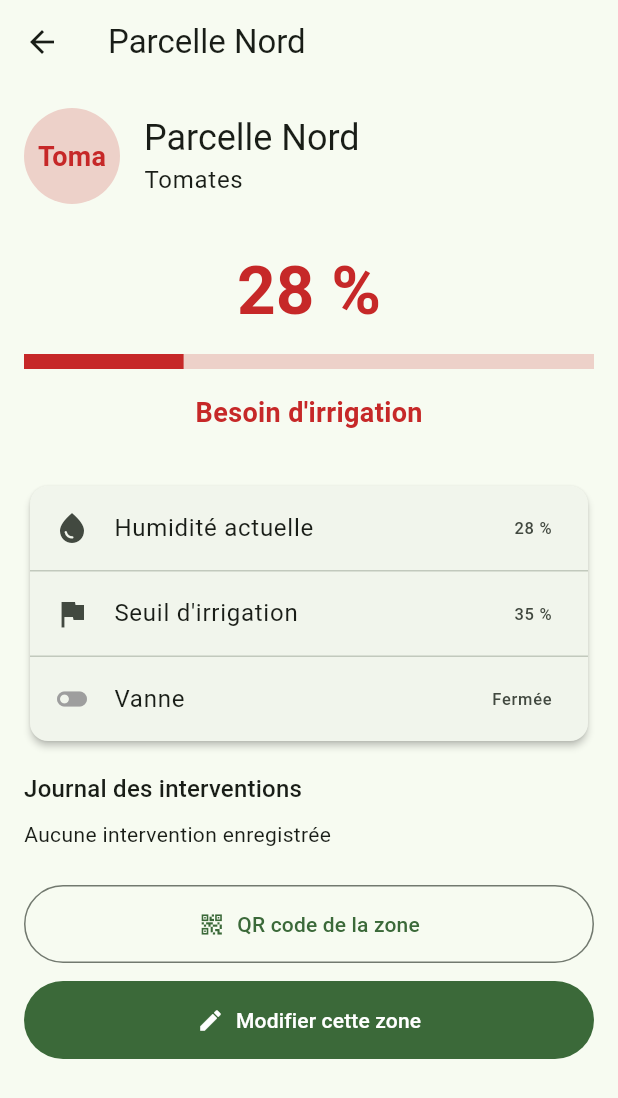
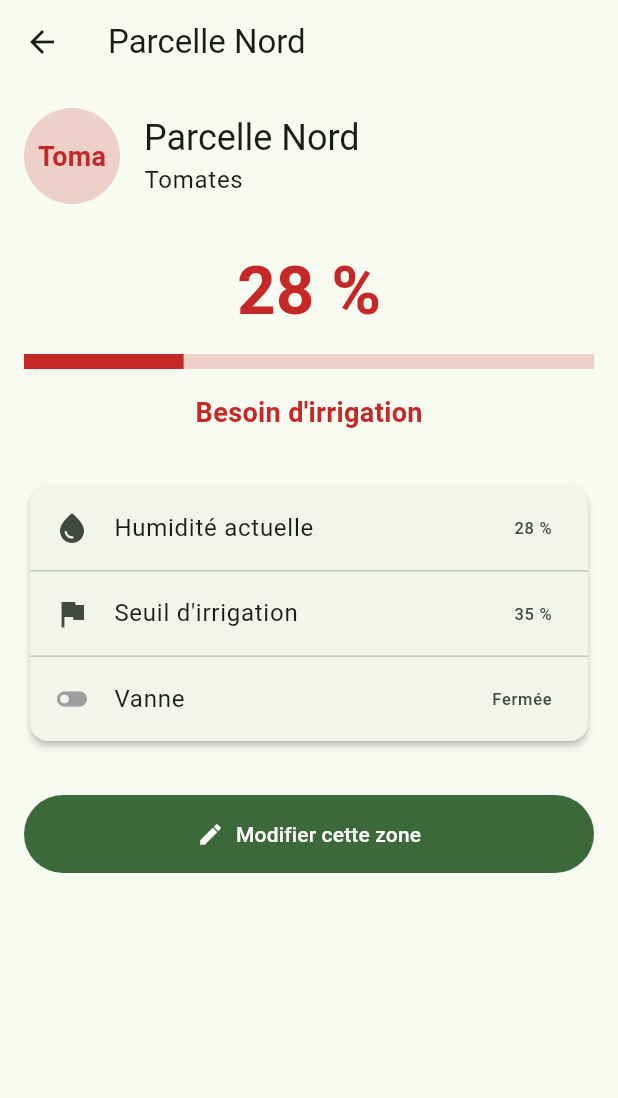
Before and after one commit to GmatiAyoub/AgriSmart, a Flutter app: the screen it shows once a user with an empty profile is signed in, after a tap on "Toma", on a phone screen of 412 x 824 dp. Shown: the top 1098 px of the screen. Run offline on Flutter 3.47's test engine with Material 3 defaults, Android fonts, the phone set to English and light mode, and no system bars; our stand-ins replace firebase_auth, firebase_core, image_picker; missing offline and left inert: google_mlkit_image_labeling, google_mlkit_translation; accounts and stored records are empty; network calls fail.

Commit message:
Revert "QR code"
This reverts commit 5f1f09ff41ca073c7e6b138d9f64af9513308bde.

```diff
--- a/lib/main.dart
+++ b/lib/main.dart
@@ -5,7 +5,6 @@ import 'package:google_mlkit_translation/google_mlkit_translation.dart'; // 👈
 import 'package:agrismart/config.dart';
 import 'package:agrismart/firebase_options.dart';
 import 'package:agrismart/providers/auth_provider.dart';
-import 'package:agrismart/providers/interventions_provider.dart';
 import 'package:agrismart/providers/zones_provider.dart';
 import 'package:agrismart/providers/traduction_provider.dart'; // 👈 Ajout Provider
 import 'package:agrismart/screens/auth_gate.dart';
@@ -39,7 +38,6 @@ Future<void> main() async {
       providers: [
         ChangeNotifierProvider(create: (_) => AuthProvider(authService)),
         ChangeNotifierProvider(create: (_) => ZonesProvider()),
-        ChangeNotifierProvider(create: (_) => InterventionsProvider()),
         ChangeNotifierProvider(create: (_) => MeteoProvider()..charger()),
 
         // 👇 Ajout du Provider de traduction
--- a/lib/models/intervention.dart
+++ /dev/null
@@ -1,19 +0,0 @@
-import 'package:agrismart/models/intrant.dart';
-
-/// Une application de produit sur une zone, à une date donnée (traçabilité).
-class Intervention {
-  final String zoneNom;
-  final Intrant intrant;
-  final DateTime date;
-  final bool culturePrevue;
-
-  const Intervention({
-    required this.zoneNom,
-    required this.intrant,
-    required this.date,
-    this.culturePrevue = true,
-  });
-
-  DateTime get recolteAutoriseeLe =>
-      date.add(Duration(days: intrant.delaiAvantRecolteJours));
-}
--- a/lib/providers/interventions_provider.dart
+++ /dev/null
@@ -1,35 +0,0 @@
-import 'package:flutter/foundation.dart';
-import 'package:agrismart/models/intervention.dart';
-
-class InterventionsProvider extends ChangeNotifier {
-  final List<Intervention> _liste = [];
-
-  List<Intervention> get toutes => List.unmodifiable(_liste);
-
-  /// Interventions d'une zone, la plus récente en premier.
-  List<Intervention> deZone(String nomZone) {
-    final resultat = _liste.where((i) => i.zoneNom == nomZone).toList()
-      ..sort((a, b) => b.date.compareTo(a.date));
-    return resultat;
-  }
-
-  void ajouter(Intervention intervention) {
-    _liste.add(intervention);
-    notifyListeners();
-  }
-
-  /// Date à partir de laquelle la récolte redevient possible, ou null si aucun
-  /// délai d'attente n'est en cours pour cette zone.
-  DateTime? recolteAutoriseeLe(String nomZone, {DateTime? maintenant}) {
-    final now = maintenant ?? DateTime.now();
-    DateTime? limite;
-    for (final i in _liste) {
-      if (i.zoneNom != nomZone) continue;
-      final fin = i.recolteAutoriseeLe;
-      if (fin.isAfter(now) && (limite == null || fin.isAfter(limite))) {
-        limite = fin;
-      }
-    }
-    return limite;
-  }
-}
--- a/lib/providers/traduction_provider.dart
+++ b/lib/providers/traduction_provider.dart
@@ -184,36 +184,6 @@ class TraductionProvider extends ChangeNotifier {
     'culture': 'Culture',
     'seuilPercent': "Seuil d'irrigation (%)",
     'enregistrer': 'Enregistrer',
-
-    // Scan terrain (QR / code-barres)
-    'scanTitre': 'Scan terrain',
-    'scanEtape1': '1. Scannez le QR de la parcelle',
-    'scanEtape2': '2. Scannez le code-barres du produit',
-    'qrInconnu': "QR inconnu : cette zone n'existe pas dans l'application",
-    'produitInconnu': 'Produit absent du catalogue',
-    'dosage': 'Dose conseillée',
-    'delaiAvantRecolte': 'Délai avant récolte',
-    'jours': 'jours',
-    'compatible': 'Produit prévu pour cette culture',
-    'incompatible': "Produit NON prévu pour cette culture : application déconseillée.",
-    'aucunDelai': 'Aucun délai avant récolte',
-    'recolteAPartirDu': 'Récolte possible à partir du',
-    'recolteDeconseilleeJusquau': 'Récolte déconseillée jusqu\'au',
-    'enregistrerIntervention': "Enregistrer l'intervention",
-    'enregistrerMalgre': "Enregistrer malgré l'alerte",
-    'interventionEnregistree': 'Intervention enregistrée',
-    'journalInterventions': 'Journal des interventions',
-    'aucuneIntervention': 'Aucune intervention enregistrée',
-    'qrDeLaZone': 'QR code de la zone',
-    'qrAide': 'Imprimez ce code et fixez-le sur un piquet de la parcelle.',
-    'saisirCode': 'Saisir un code',
-    'codeLabel': 'Code (QR ou code-barres)',
-    'valider': 'Valider',
-    'fermer': 'Fermer',
-    'depuisPhoto': 'Depuis une photo',
-    'aucunCodeTrouve': "Aucun code trouvé dans l'image",
-    'lampe': 'Lampe',
-    'avertissementScan': "Catalogue de démonstration : vérifiez toujours l'étiquette officielle du produit.",
   };
 
   static const Map<String, String> _dicoArabe = {
@@ -340,36 +310,6 @@ class TraductionProvider extends ChangeNotifier {
     'culture': 'المحصول',
     'seuilPercent': 'عتبة الري (%)',
     'enregistrer': 'حفظ',
-
-    // Scan terrain (QR / code-barres)
-    'scanTitre': 'المسح الميداني',
-    'scanEtape1': '١. امسح رمز QR الخاص بالقطعة',
-    'scanEtape2': '٢. امسح الباركود الخاص بالمنتج',
-    'qrInconnu': 'رمز QR غير معروف: هذه المنطقة غير موجودة في التطبيق',
-    'produitInconnu': 'المنتج غير موجود في الكتالوج',
-    'dosage': 'الجرعة المنصوح بها',
-    'delaiAvantRecolte': 'مهلة ما قبل الحصاد',
-    'jours': 'أيام',
-    'compatible': 'المنتج مخصص لهذا المحصول',
-    'incompatible': 'المنتج غير مخصص لهذا المحصول: يُنصح بعدم استعماله.',
-    'aucunDelai': 'لا توجد مهلة قبل الحصاد',
-    'recolteAPartirDu': 'يمكن الحصاد ابتداءً من',
-    'recolteDeconseilleeJusquau': 'الحصاد غير مستحسن حتى',
-    'enregistrerIntervention': 'تسجيل التدخل',
-    'enregistrerMalgre': 'تسجيل رغم التنبيه',
-    'interventionEnregistree': 'تم تسجيل التدخل',
-    'journalInterventions': 'سجل التدخلات',
-    'aucuneIntervention': 'لا توجد تدخلات مسجلة',
-    'qrDeLaZone': 'رمز QR للمنطقة',
-    'qrAide': 'اطبع هذا الرمز وثبّته على وتد في القطعة.',
-    'saisirCode': 'إدخال رمز',
-    'codeLabel': 'الرمز (QR أو باركود)',
-    'valider': 'تأكيد',
-    'fermer': 'إغلاق',
-    'depuisPhoto': 'من صورة',
-    'aucunCodeTrouve': 'لم يتم العثور على أي رمز في الصورة',
-    'lampe': 'المصباح',
-    'avertissementScan': 'كتالوج تجريبي: تحقق دائمًا من الملصق الرسمي للمنتج.',
   };
 
   /// Méthodes ML Kit dynamiques
--- a/lib/screens/zone_detail_page.dart
+++ b/lib/screens/zone_detail_page.dart
@@ -1,9 +1,6 @@
 import 'package:flutter/material.dart';
 import 'package:provider/provider.dart';
-import 'package:qr_flutter/qr_flutter.dart';
 import 'package:agrismart/models/zone.dart';
-import 'package:agrismart/providers/interventions_provider.dart';
-import 'package:agrismart/services/scan_service.dart';
 import 'package:agrismart/providers/traduction_provider.dart';
 import 'package:agrismart/screens/zone_form_page.dart';
 import 'package:agrismart/theme/app_theme.dart';
@@ -17,33 +14,6 @@ class ZoneDetailPage extends StatelessWidget {
   required this.zone,
   this.nomsAutres = const [],
  });
-
- void _afficherQr(BuildContext context) {
-  final traduction = context.read<TraductionProvider>();
-  showDialog<void>(
-   context: context,
-   builder: (ctx) => AlertDialog(
-    title: Text('${traduction.tr('qrDeLaZone')} : ${zone.nom}'),
-    content: Column(
-     mainAxisSize: MainAxisSize.min,
-     children: [
-      // Fond blanc obligatoire, même en thème sombre, pour que le QR soit lisible.
-      QrImageView(
-       data: CodeZone.encoder(zone.nom),
-       size: 220,
-       backgroundColor: Colors.white,
-       padding: const EdgeInsets.all(8),
-      ),
-      const SizedBox(height: 12),
-      Text(traduction.tr('qrAide'), textAlign: TextAlign.center),
-     ],
-    ),
-    actions: [
-     TextButton(onPressed: () => Navigator.pop(ctx), child: Text(traduction.tr('fermer'))),
-    ],
-   ),
-  );
- }
 
  Future<void> _modifier(BuildContext context) async {
   final nouvelle = await Navigator.push<Zone>(
@@ -66,9 +36,6 @@ class ZoneDetailPage extends StatelessWidget {
   final couleur = zone.besoinIrrigation ? AppTheme.echec : AppTheme.succes;
   final longueur = zone.culture.length < 4 ? zone.culture.length : 4;
   final texte = Theme.of(context).textTheme;
-  final suivi = context.watch<InterventionsProvider>();
-  final interventions = suivi.deZone(zone.nom);
-  final restriction = suivi.recolteAutoriseeLe(zone.nom);
 
   return Scaffold(
    appBar: AppBar(
@@ -157,54 +124,7 @@ class ZoneDetailPage extends StatelessWidget {
        ],
       ),
      ),
-     const SizedBox(height: 16),
-
-     if (restriction != null)
-      Card(
-       color: AppTheme.echec.withValues(alpha: 0.12),
-       child: ListTile(
-        leading: const Icon(Icons.warning_amber_rounded, color: AppTheme.echec),
-        title: Text(
-         '${traduction.tr('recolteDeconseilleeJusquau')} ${formaterDate(restriction)}',
-         style: const TextStyle(color: AppTheme.echec, fontWeight: FontWeight.w600),
-        ),
-       ),
-      ),
-
-     Text(traduction.tr('journalInterventions'), style: texte.titleMedium),
-     const SizedBox(height: 8),
-     if (interventions.isEmpty)
-      Text(traduction.tr('aucuneIntervention'))
-     else
-      Card(
-       child: Column(
-        children: [
-         for (final i in interventions)
-          ListTile(
-           leading: Icon(
-            i.culturePrevue ? Icons.science_outlined : Icons.warning_amber_rounded,
-            color: i.culturePrevue ? null : AppTheme.echec,
-           ),
-           title: Text(i.intrant.nom),
-           subtitle: Text(
-            '${formaterDate(i.date)} · ${traduction.tr('delaiAvantRecolte')} : '
-                '${i.intrant.delaiAvantRecolteJours} ${traduction.tr('jours')}',
-           ),
-          ),
-        ],
-       ),
-      ),
-     const SizedBox(height: 24),
-
-     OutlinedButton.icon(
-      onPressed: () => _afficherQr(context),
-      icon: const Icon(Icons.qr_code_2),
-      label: Text(traduction.tr('qrDeLaZone')),
-      style: OutlinedButton.styleFrom(
-       padding: const EdgeInsets.symmetric(vertical: 16),
-      ),
-     ),
-     const SizedBox(height: 12),
+     const SizedBox(height: 32),
 
      FilledButton.icon(
       onPressed: () => _modifier(context),
--- a/lib/screens/zones_page.dart
+++ b/lib/screens/zones_page.dart
@@ -4,7 +4,6 @@ import 'package:agrismart/models/zone.dart';
 import 'package:agrismart/providers/zones_provider.dart';
 import 'package:agrismart/providers/traduction_provider.dart';
 import 'package:agrismart/screens/diagnostic_page.dart';
-import 'package:agrismart/screens/scan_page.dart';
 import 'package:agrismart/screens/zone_detail_page.dart';
 import 'package:agrismart/screens/zone_form_page.dart';
 import 'package:agrismart/widgets/fiche_exploitation.dart';
@@ -93,14 +92,6 @@ class ZonesPage extends StatelessWidget {
           ),
           const SizedBox(width: 8),
           IconButton(
-            icon: const Icon(Icons.qr_code_scanner),
-            tooltip: traduction.tr('scanTitre'),
-            onPressed: () => Navigator.push(
-              context,
-              MaterialPageRoute(builder: (_) => const ScanPage()),
-            ),
-          ),
-          IconButton(
             icon: const Icon(Icons.eco_outlined),
             tooltip: traduction.tr('diagTitre'),
             onPressed: () => Navigator.push(
--- a/lib/services/scan_service.dart
+++ /dev/null
@@ -1,51 +0,0 @@
-import 'package:agrismart/data/catalogue_intrants.dart';
-import 'package:agrismart/models/intrant.dart';
-
-/// Texte en minuscules, sans accents ni espaces autour (pour comparer des cultures).
-String normaliserTexte(String texte) {
-  const avec = 'àâäéèêëîïôöùûüç';
-  const sans = 'aaaeeeeiioouuuc';
-  final buffer = StringBuffer();
-  for (final c in texte.trim().toLowerCase().split('')) {
-    final i = avec.indexOf(c);
-    buffer.write(i == -1 ? c : sans[i]);
-  }
-  return buffer.toString();
-}
-
-/// Contenu des QR codes de zone : `agrismart://zone/<nom encodé>`.
-class CodeZone {
-  static const String prefixe = 'agrismart://zone/';
-
-  static String encoder(String nomZone) => '$prefixe${Uri.encodeComponent(nomZone)}';
-
-  /// Retourne le nom de la zone, ou null si [contenu] n'est pas un QR de zone.
-  static String? decoder(String contenu) {
-    final texte = contenu.trim();
-    if (!texte.startsWith(prefixe)) return null;
-    final brut = texte.substring(prefixe.length);
-    if (brut.isEmpty) return null;
-    try {
-      return Uri.decodeComponent(brut);
-    } catch (_) {
-      return null;
-    }
-  }
-}
-
-/// Le produit est-il prévu pour cette culture ?
-bool intrantConvientA(Intrant intrant, String culture) {
-  final c = normaliserTexte(culture);
-  return intrant.cultures.any((x) => x == '*' || c.startsWith(x));
-}
-
-Intrant? trouverIntrant(String code) {
-  final propre = code.trim();
-  for (final i in catalogueIntrants) {
-    if (i.code == propre) return i;
-  }
-  return null;
-}
-
-String formaterDate(DateTime d) =>
-    '${d.day.toString().padLeft(2, '0')}/${d.month.toString().padLeft(2, '0')}/${d.year}';
--- a/pubspec.yaml
+++ b/pubspec.yaml
@@ -42,8 +42,6 @@ dependencies:
   image_picker: ^1.2.4
   image: ^4.13.1
   google_mlkit_image_labeling: ^1.0.3
-  mobile_scanner: ^7.0.0   # lecture QR / codes-barres (ML Kit sur Android)
-  qr_flutter: ^4.1.0       # génération du QR de chaque zone
 
 dev_dependencies:
   flutter_test:
```
Also changed, not shown: lib/data/catalogue_intrants.dart (deleted, +0 -53 lines), lib/models/intrant.dart (deleted, +0 -25 lines), lib/screens/scan_page.dart (deleted, +0 -337 lines), pubspec.lock, 9 other files.
